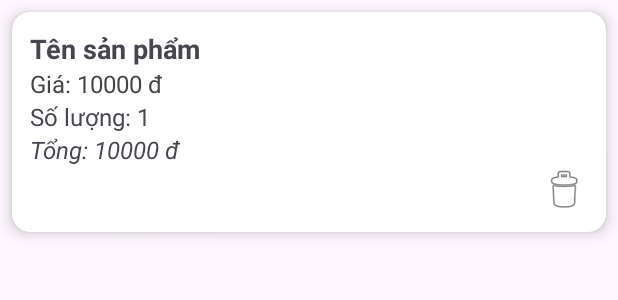
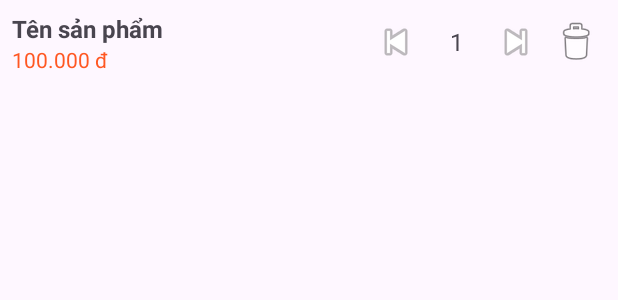
Before and after one commit to Hailexuan00/appJPMart, an Android app: the layout item_gio_hang.xml on its own in the app's theme, with its tools: preview values and no code run, on a phone screen of 412 x 824 dp. Shown: the top 300 px of the screen. Run offline under Robolectric (Android 15) with nearby library versions, the phone set to English and light mode, and no system bars.

Commit message:
code giỏ hang

```diff
--- a/app/src/main/java/fpoly/hailxph49396/jpmart_app/Database/DbHelper.java
+++ b/app/src/main/java/fpoly/hailxph49396/jpmart_app/Database/DbHelper.java
@@ -95,8 +95,9 @@ public class DbHelper extends SQLiteOpenHelper {
                 "TenSanPham TEXT NOT NULL, " +
                 "SoLuong INTEGER NOT NULL, " +
                 "Gia INTEGER NOT NULL, " +
+                "DonViTinh TEXT, " +
+                "NgayNhap TEXT, " +
                 "FOREIGN KEY (MaSanPham) REFERENCES SAN_PHAM(MaSanPham))");
-
 
 
         // Dữ liệu mẫu KHACH_HANG
--- a/app/src/main/res/layout/item_gio_hang.xml
+++ b/app/src/main/res/layout/item_gio_hang.xml
@@ -1,58 +1,59 @@
 <?xml version="1.0" encoding="utf-8"?>
-<androidx.cardview.widget.CardView xmlns:android="http://schemas.android.com/apk/res/android"
-    xmlns:card_view="http://schemas.android.com/apk/res-auto"
+<LinearLayout xmlns:android="http://schemas.android.com/apk/res/android"
     android:layout_width="match_parent"
     android:layout_height="wrap_content"
-    android:layout_margin="8dp"
-    card_view:cardCornerRadius="12dp"
-    card_view:cardElevation="6dp">
+    android:orientation="horizontal"
+    android:padding="8dp">
 
     <LinearLayout
-        android:layout_width="match_parent"
+        android:layout_width="0dp"
         android:layout_height="wrap_content"
-        android:orientation="vertical"
-        android:padding="12dp">
+        android:layout_weight="1"
+        android:orientation="vertical">
 
         <TextView
-            android:id="@+id/tvTenSP_Gio"
-            android:layout_width="match_parent"
+            android:id="@+id/tvTenSP"
+            android:layout_width="wrap_content"
             android:layout_height="wrap_content"
             android:text="Tên sản phẩm"
-            android:textSize="18sp"
-            android:textStyle="bold" />
-
-        <TextView
-            android:id="@+id/tvGiaSP_Gio"
-            android:layout_width="match_parent"
-            android:layout_height="wrap_content"
-            android:text="Giá: 10000 đ"
-            android:textSize="16sp"
-            android:textColor="#444444" />
-
-        <TextView
-            android:id="@+id/tvSoLuong_Gio"
-            android:layout_width="match_parent"
-            android:layout_height="wrap_content"
-            android:text="Số lượng: 1"
+            android:textStyle="bold"
             android:textSize="16sp" />
 
         <TextView
-            android:id="@+id/tvThanhTien"
-            android:layout_width="match_parent"
-            android:layout_height="wrap_content"
-            android:text="Tổng: 10000 đ"
-            android:textSize="16sp"
-            android:textStyle="italic" />
-
-        <ImageButton
-            android:id="@+id/btnXoaGio"
+            android:id="@+id/tvGia"
             android:layout_width="wrap_content"
             android:layout_height="wrap_content"
-            android:src="@android:drawable/ic_menu_delete"
-            android:background="?android:selectableItemBackgroundBorderless"
-            android:layout_gravity="end"
-            android:contentDescription="Xóa sản phẩm" />
-
+            android:text="100.000 đ"
+            android:textColor="#FF5722"
+            android:textSize="14sp" />
     </LinearLayout>
 
-</androidx.cardview.widget.CardView>
+    <ImageButton
+        android:id="@+id/btnGiam"
+        android:layout_width="40dp"
+        android:layout_height="40dp"
+        android:src="@android:drawable/ic_media_previous"
+        android:background="?attr/selectableItemBackgroundBorderless" />
+
+    <TextView
+        android:id="@+id/tvSoLuong"
+        android:layout_width="40dp"
+        android:layout_height="40dp"
+        android:gravity="center"
+        android:text="1"
+        android:textSize="16sp" />
+
+    <ImageButton
+        android:id="@+id/btnTang"
+        android:layout_width="40dp"
+        android:layout_height="40dp"
+        android:src="@android:drawable/ic_media_next"
+        android:background="?attr/selectableItemBackgroundBorderless" />
+
+    <ImageButton
+        android:id="@+id/btnXoa"
+        android:layout_width="40dp"
+        android:layout_height="40dp"
+        android:src="@android:drawable/ic_menu_delete"
+        android:background="?attr/selectableItemBackgroundBorderless" />
+</LinearLayout>
```
Also changed, not shown: app/src/main/java/fpoly/hailxph49396/jpmart_app/Adapter/GioHangAdapter.java (+57 -26 lines), app/src/main/java/fpoly/hailxph49396/jpmart_app/ChucNang/GioHangActivity.java (+42 -16 lines), app/src/main/java/fpoly/hailxph49396/jpmart_app/ChucNang/SanPhamActivity.java (+10 -1 lines), app/src/main/java/fpoly/hailxph49396/jpmart_app/DAO/GioHangDAO.java (+36 -70 lines), app/src/main/java/fpoly/hailxph49396/jpmart_app/DAO/SanPhamDAO.java (+13 -0 lines), app/src/main/java/fpoly/hailxph49396/jpmart_app/DTO/GioHangDTO.java (+22 -30 lines).
